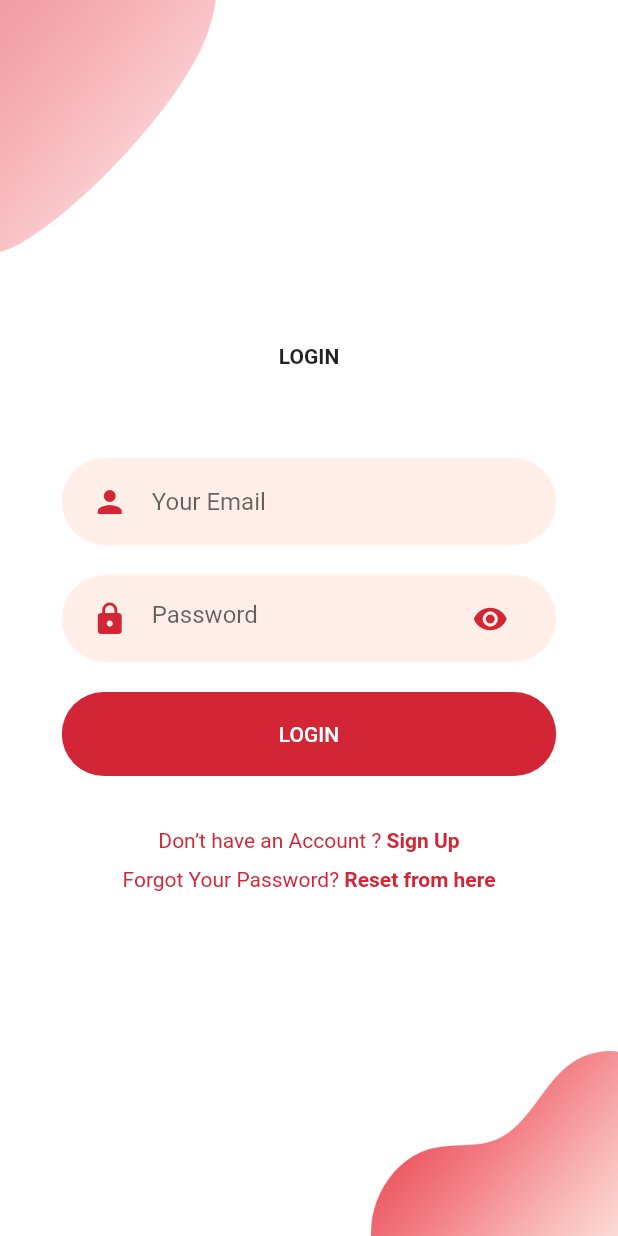
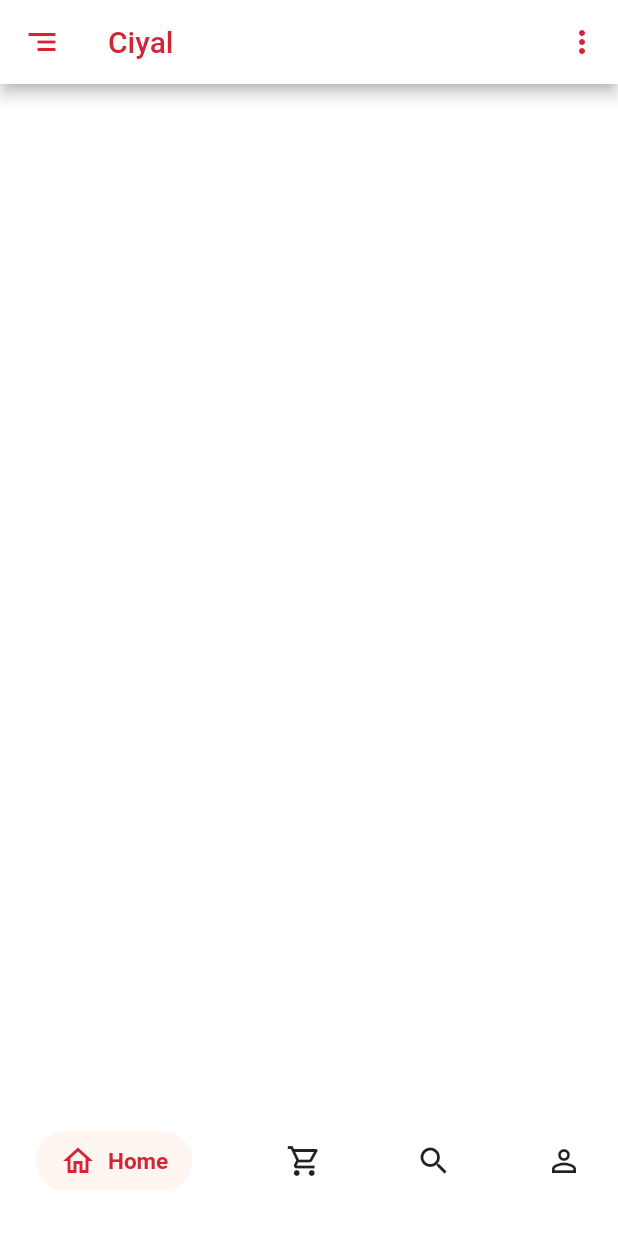
Before and after one commit to vishwa-g-pathirana/Ciyal-mobile-application, a Flutter app: the LoginScreen screen opened directly, after a tap on "LOGIN", on a phone screen of 412 x 824 dp. Run offline on Flutter 3.47's test engine with Material 2 defaults, Android fonts, the phone set to English and light mode, and no system bars; our stand-ins replace flutter_svg.

Commit message:
21/06/21

```diff
--- a/lib/Screens/Login/components/body.dart
+++ b/lib/Screens/Login/components/body.dart
@@ -7,6 +7,7 @@ import 'package:flutter_auth/components/forgot_password.dart';
 import 'package:flutter_auth/components/rounded_button.dart';
 import 'package:flutter_auth/components/rounded_input_field.dart';
 import 'package:flutter_auth/components/rounded_password_field.dart';
+import 'package:flutter_auth/navigationBar/bottom_navigation.dart';
 import 'package:flutter_svg/svg.dart';
 
 class Body extends StatelessWidget {
@@ -42,7 +43,16 @@ class Body extends StatelessWidget {
             ),
             RoundedButton(
               text: "LOGIN",
-              press: () {},
+              press: () {
+                Navigator.push(
+                  context,
+                  MaterialPageRoute(
+                    builder: (context) {
+                      return MainPage();
+                    },
+                  ),
+                );
+              },
             ),
             SizedBox(height: size.height * 0.03),
             AlreadyHaveAnAccountCheck(
--- /dev/null
+++ b/lib/application/home.dart
@@ -0,0 +1,36 @@
+import 'package:flutter/material.dart';
+
+import '../constants.dart';
+class home extends StatelessWidget {
+  const home({Key key}) : super(key: key);
+
+  @override
+  Widget build(BuildContext context) {
+    return Scaffold(
+      appBar: AppBar(
+        backgroundColor: Colors.white,
+        title: Text('Ciyal',
+        style: TextStyle(
+          color: kPrimaryColor,
+        ),
+        ),
+
+        leading: IconButton(
+          icon: Icon(Icons.segment,
+          color: kPrimaryColor,),
+          onPressed:(){},
+        ),
+        actions: [
+          IconButton(
+            icon: Icon(Icons.more_vert,
+            color: kPrimaryColor,),
+            onPressed: (){},
+          )
+
+        ],
+      )
+
+    );
+
+  }
+}
--- a/lib/main.dart
+++ b/lib/main.dart
@@ -7,6 +7,7 @@ void main() => runApp(MyApp());
 class MyApp extends StatelessWidget {
   // This widget is the root of your application.
   @override
+
   Widget build(BuildContext context) {
     return MaterialApp(
       debugShowCheckedModeBanner: false,
--- /dev/null
+++ b/lib/navigationBar/bottom_navigation.dart
@@ -0,0 +1,106 @@
+
+import 'package:flutter/cupertino.dart';
+import 'package:flutter/material.dart';
+import 'package:flutter_auth/application/home.dart';
+
+import 'model.dart';
+
+
+class MainPage extends StatefulWidget {
+  @override
+  _MainPageState createState() => _MainPageState();
+}
+
+enum BottomIcons { Home, Cart, Search, Account }
+
+class _MainPageState extends State<MainPage> {
+  BottomIcons bottomIcons = BottomIcons.Home;
+  @override
+  Widget build(BuildContext context) {
+    return Scaffold(
+      body: Stack(
+        children: <Widget>[
+          bottomIcons == BottomIcons.Home
+              ? home()
+
+              : Container(),
+          bottomIcons == BottomIcons.Cart
+              ? Center(
+            child: Text(
+              "Hi, this is cart page",
+              style: TextStyle(fontSize: 18),
+            ),
+          )
+              : Container(),
+          bottomIcons == BottomIcons.Search
+              ? Center(
+            child: Text(
+              "Hi, this is search page",
+              style: TextStyle(fontSize: 18),
+            ),
+          )
+              : Container(),
+          bottomIcons == BottomIcons.Account
+              ? Center(
+            child: Text(
+              "Hi, this is account page",
+              style: TextStyle(fontSize: 18),
+            ),
+          )
+              : Container(),
+          Align(
+            alignment: Alignment.bottomLeft,
+            child: Container(
+              padding: EdgeInsets.only(left: 24, right: 24, bottom: 30),
+              child: Row(
+                mainAxisAlignment: MainAxisAlignment.spaceBetween,
+                children: <Widget>[
+                  BottomBar(
+                      onPressed: () {
+                        setState(() {
+                          bottomIcons = BottomIcons.Home;
+                        });
+                      },
+                      bottomIcons:
+                      bottomIcons == BottomIcons.Home ? true : false,
+                      icons: Icons.home_outlined,
+                      text: "Home"),
+                  BottomBar(
+                      onPressed: () {
+                        setState(() {
+                          bottomIcons = BottomIcons.Cart;
+                        });
+                      },
+                      bottomIcons:
+                      bottomIcons == BottomIcons.Cart ? true : false,
+                      icons: Icons.shopping_cart_outlined,
+                      text: "Cart"),
+                  BottomBar(
+                      onPressed: () {
+                        setState(() {
+                          bottomIcons = BottomIcons.Search;
+                        });
+                      },
+                      bottomIcons:
+                      bottomIcons == BottomIcons.Search ? true : false,
+                      icons: Icons.search,
+                      text: "Search"),
+                  BottomBar(
+                      onPressed: () {
+                        setState(() {
+                          bottomIcons = BottomIcons.Account;
+                        });
+                      },
+                      bottomIcons:
+                      bottomIcons == BottomIcons.Account ? true : false,
+                      icons: Icons.person_outline,
+                      text: "Account"),
+                ],
+              ),
+            ),
+          )
+        ],
+      ),
+    );
+  }
+}
--- /dev/null
+++ b/lib/navigationBar/model.dart
@@ -0,0 +1,54 @@
+import 'package:flutter/cupertino.dart';
+import 'package:flutter/material.dart';
+
+import '../constants.dart';
+
+class BottomBar extends StatefulWidget {
+  Function onPressed;
+  bool bottomIcons;
+  String text;
+  IconData icons;
+  BottomBar(
+      {@required this.onPressed,
+        @required this.bottomIcons,
+        @required this.icons,
+        @required this.text});
+  @override
+  _BottomBarState createState() => _BottomBarState();
+}
+
+class _BottomBarState extends State<BottomBar> {
+  @override
+  Widget build(BuildContext context) {
+    return GestureDetector(
+        onTap: widget.onPressed,
+        child: widget.bottomIcons == true
+            ? Container(
+          decoration: BoxDecoration(
+            color: kPrimaryLightColor.withOpacity(0.6),
+            borderRadius: BorderRadius.circular(30),
+          ),
+          padding:
+          EdgeInsets.only(left: 16, right: 16, top: 8, bottom: 8),
+          child: Row(
+            children: <Widget>[
+              Icon(
+                widget.icons,
+                color: kPrimaryColor,
+              ),
+              SizedBox(
+                width: 8,
+              ),
+              Text(
+                widget.text,
+                style: TextStyle(
+                    color: kPrimaryColor,
+                    fontWeight: FontWeight.bold,
+                    fontSize: 15),
+              ),
+            ],
+          ),
+        )
+            : Icon(widget.icons));
+  }
+}
```
